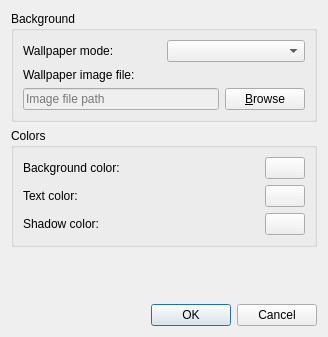
Old version of the form src/desktop-preferences.ui in the repository helloSystem/Filer.
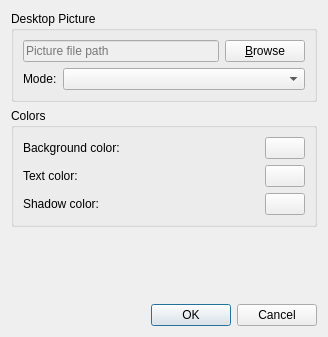
New version of the form. Custom widgets are drawn as their Qt base class.

Commit message:
Simplify desktop picture dialog UI
Closes #177

What changed in the file:
```diff
--- a/src/desktop-preferences.ui
+++ b/src/desktop-preferences.ui
@@ -17,46 +17,10 @@
    <item>
     <widget class="QGroupBox" name="groupBox_2">
      <property name="title">
-      <string>Background</string>
+      <string>Desktop Picture</string>
      </property>
      <layout class="QGridLayout" name="gridLayout">
-      <item row="1" column="0">
-       <widget class="QLabel" name="label_6">
-        <property name="sizePolicy">
-         <sizepolicy hsizetype="Expanding" vsizetype="Preferred">
-          <horstretch>0</horstretch>
-          <verstretch>0</verstretch>
-         </sizepolicy>
-        </property>
-        <property name="text">
-         <string>Wallpaper image file:</string>
-        </property>
-       </widget>
-      </item>
-      <item row="0" column="0">
-       <widget class="QLabel" name="label">
-        <property name="sizePolicy">
-         <sizepolicy hsizetype="Fixed" vsizetype="Preferred">
-          <horstretch>0</horstretch>
-          <verstretch>0</verstretch>
-         </sizepolicy>
-        </property>
-        <property name="text">
-         <string>Wallpaper mode:</string>
-        </property>
-       </widget>
-      </item>
-      <item row="0" column="1">
-       <widget class="QComboBox" name="wallpaperMode">
-        <property name="sizePolicy">
-         <sizepolicy hsizetype="MinimumExpanding" vsizetype="Fixed">
-          <horstretch>0</horstretch>
-          <verstretch>0</verstretch>
-         </sizepolicy>
-        </property>
-       </widget>
-      </item>
-      <item row="2" column="0" colspan="2">
+      <item row="1" column="0" colspan="2">
        <layout class="QHBoxLayout" name="horizontalLayout">
         <item>
          <widget class="QLineEdit" name="imageFile">
@@ -70,7 +34,7 @@
            <string/>
           </property>
           <property name="placeholderText">
-           <string>Image file path</string>
+           <string>Picture file path</string>
           </property>
          </widget>
         </item>
@@ -83,6 +47,29 @@
         </item>
        </layout>
       </item>
+      <item row="2" column="1">
+       <widget class="QComboBox" name="wallpaperMode">
+        <property name="sizePolicy">
+         <sizepolicy hsizetype="MinimumExpanding" vsizetype="Fixed">
+          <horstretch>0</horstretch>
+          <verstretch>0</verstretch>
+         </sizepolicy>
+        </property>
+       </widget>
+      </item>
+      <item row="2" column="0">
+       <widget class="QLabel" name="label">
+        <property name="sizePolicy">
+         <sizepolicy hsizetype="Fixed" vsizetype="Preferred">
+          <horstretch>0</horstretch>
+          <verstretch>0</verstretch>
+         </sizepolicy>
+        </property>
+        <property name="text">
+         <string>Mode:</string>
+        </property>
+       </widget>
+      </item>
      </layout>
     </widget>
    </item>
```
